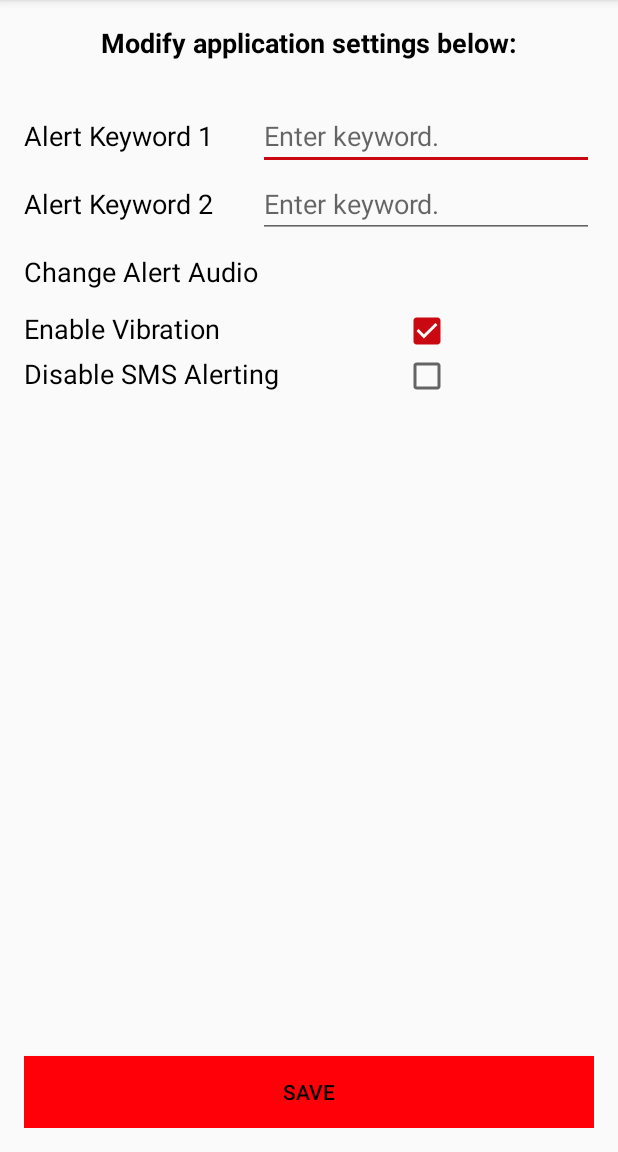
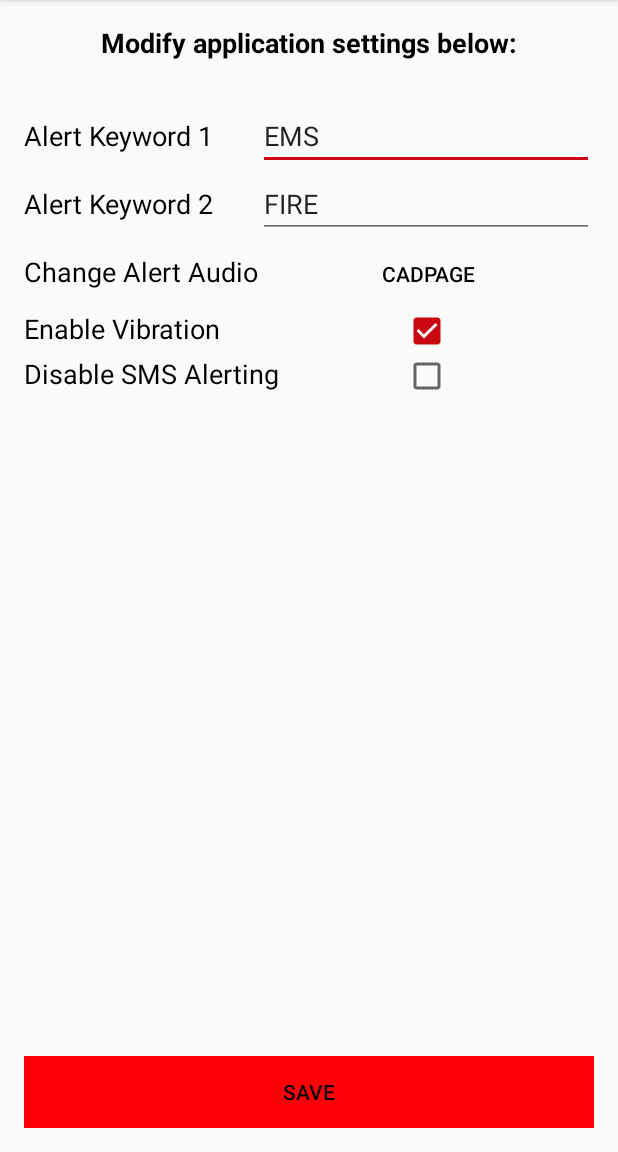
Before and after one commit to JamesIT/FiredroidPager, an Android app: the screen it shows after launch (SettingsActivity), after a tap on "Settings", on a phone screen of 412 x 824 dp, the part 84-1236 px from its top. Run offline under Robolectric (Android 15) with nearby library versions, the phone set to English and light mode, and no system bars; 3 other taps on this screen came first.

Commit message:
Major bugfixes - Multihreading, e-page alerting modifications and updates.

```diff
--- a/app/src/main/java/uk/ac/abertay/firedroidpager/MainActivity.java
+++ b/app/src/main/java/uk/ac/abertay/firedroidpager/MainActivity.java
@@ -29,11 +29,10 @@ import java.util.ArrayList;
 public class MainActivity extends AppCompatActivity implements View.OnClickListener {
 
     public static Boolean aStatus = false;
+    public static String alarmMsg;
     private static Context context;
-    private static String sms;
-    private static String alarmMsg;
     // Set/Define Audio Variable String
-    private String Audio = "";
+    private String Audio = "cadpage";
     private Boolean Vibrate = true;
     private ArrayAdapter<String> adapter;
     private ArrayList<String> SMSArray;
@@ -77,8 +76,6 @@ public class MainActivity extends AppCompatActivity implements View.OnClickListe
     @Override
     protected void onPause() {
         super.onPause();
-        // Close SQLite DB
-        SDH.close();
         // Stop & Release Audio
         if (alert != null) {
             alert.release();
@@ -143,7 +140,8 @@ public class MainActivity extends AppCompatActivity implements View.OnClickListe
         case R.id.button_clearalerts:
             // Clear SMS Alerting SQLite.
             SDH.removeDataDB();
-            new ATask().execute();
+            // Clear View
+            populateListView("");
             break;
     }
     }
@@ -179,7 +177,7 @@ public class MainActivity extends AppCompatActivity implements View.OnClickListe
         // Initialize DB Helper
         SDH = new SQLDatabaseHelper(this);
         // Get SMS Data
-        sms = result;
+        String sms = result;
         // Add SMS to adapter
         adapter.add(sms);
         // Set Adapter
@@ -193,11 +191,6 @@ public class MainActivity extends AppCompatActivity implements View.OnClickListe
 
     // Start 911 Alerting
     private void Alert911() {
-        // Add latest alert to AlertMsg - Strip by new lines. (Check first if not null - Prevent possible crash).
-        if (sms != null && !sms.trim().isEmpty()) {
-            // Get substring, all data before ]~ (Unique, less chance of an SMS containing the data).
-            alarmMsg = sms.substring(0, sms.indexOf(']')) + "]~";
-        }
         // Get Custom Alert (From Saved Preferences)
         Audio = SharedPreferencesHelper.getSharedPreferenceString(this, "AudioName", Audio);
         // Get sharedpreferences (Vibration)
@@ -280,6 +273,7 @@ public class MainActivity extends AppCompatActivity implements View.OnClickListe
             SDH = new SQLDatabaseHelper(context);
             // Get SQL Data (To String) + Close Object.
             String data = SDH.getDataDB();
+            // Close DB Helper.
             SDH.close();
             return data; // Return SMS Information to next method (onPostExecute).
         }
--- a/app/src/main/java/uk/ac/abertay/firedroidpager/SQLDatabaseHelper.java
+++ b/app/src/main/java/uk/ac/abertay/firedroidpager/SQLDatabaseHelper.java
@@ -10,11 +10,11 @@ import android.util.Log;
 
 import java.sql.Date;
 
-class SQLDatabaseHelper extends SQLiteOpenHelper {
-    public static final String COL1 = "_id";
+public class SQLDatabaseHelper extends SQLiteOpenHelper {
+
     // Define database fields
-    private static final String DATABASE_NAME = "d1ebu1g124.db";
-    private static final String TABLE_NAME = "mydroid_smsmsg";
+    private static final String DATABASE_NAME = "firedroid1337_db.db";
+    private static final String TABLE_NAME = "firedroid1337_smsmsg";
     private static final String COL2 = "MSG";
     private static final String COL3 = "TIMESTAMP";
     private static final Integer DBVER = 1;
@@ -24,23 +24,14 @@ class SQLDatabaseHelper extends SQLiteOpenHelper {
     // Define/initialize data string.
     private String datastring = "";
 
-    // Set public object and context.
     public SQLDatabaseHelper(Context context) {
         super(context,DATABASE_NAME,null,1);
     }
 
-    // Android Lifecycle - onCreate.
+    // Create Database Function - Override
     @Override
     public void onCreate(SQLiteDatabase db) {
         createDB();
-    }
-
-    // Check if DB open and close.
-    private void closeDB() {
-        if (!sdb.isOpen()) {
-            // Close Database
-            sdb.close();
-        }
     }
 
     // Check if cursor open and close.
@@ -59,9 +50,9 @@ class SQLDatabaseHelper extends SQLiteOpenHelper {
 
             @Override
             public void run() {
+                SQLiteDatabase sdb = getWritableDatabase();
                 String createTable = "CREATE TABLE " + TABLE_NAME + " (_id INTEGER PRIMARY KEY AUTOINCREMENT, " + "MSG TEXT, TIMESTAMP TEXT)";
                 sdb.execSQL(createTable);
-                closeDB();
             }
         }).start();
     }
@@ -69,13 +60,10 @@ class SQLDatabaseHelper extends SQLiteOpenHelper {
     // Upgrade Database Function - Override
     @Override
     public void onUpgrade(SQLiteDatabase db, int oldVersion, int newVersion) {
-        // Not used, if version more than 1. DROP TABLE.
-        if (DBVER > 1) {
-    db.execSQL("DROP IF TABLE EXISTS " + TABLE_NAME);
-        }
+        db.execSQL("DROP IF TABLE EXISTS " + TABLE_NAME);
     }
 
-    // Insert Database Function
+    // Insert Database Function - Override
     public void insertDataDB(final String sql1) {
         // Get date/time
         Date currentDate = new Date(System.currentTimeMillis());
@@ -83,8 +71,8 @@ class SQLDatabaseHelper extends SQLiteOpenHelper {
         // Store date - String
         final String date = s.toString();
         // Set/define writable database
-        //final SQLiteDatabase db = this.getWritableDatabase();
-        // Threading - Insert into SQL (Worker Thread).
+        final SQLiteDatabase db = this.getWritableDatabase();
+        // Multi Threading - Insert into SQL (Worker Thread).
         new Thread(new Runnable() {
 
             @Override
@@ -95,9 +83,7 @@ class SQLDatabaseHelper extends SQLiteOpenHelper {
                 contentVal.put(COL2,sql1);
                 contentVal.put(COL3,date);
                 // Insert data (To Table)
-                sdb.insert(TABLE_NAME, null, contentVal);
-                // Close DB After Insertion
-                closeDB();
+                long results = db.insert(TABLE_NAME, null, contentVal);
             }
         }).start();
     }
@@ -106,7 +92,7 @@ class SQLDatabaseHelper extends SQLiteOpenHelper {
     public String getDataDB() {
         // Initialize Cursor, set to null for now.
         Cursor data = null;
-
+        SQLiteDatabase sdb = this.getWritableDatabase();
         try {
             // Get SMS Alerts from DB into Cursor(Data). Sort by latest alerts, desc and limit to five entries.
             data = sdb.rawQuery("SELECT _id,MSG,TIMESTAMP FROM " + TABLE_NAME + " ORDER BY _id DESC LIMIT 3", null);
@@ -121,7 +107,7 @@ class SQLDatabaseHelper extends SQLiteOpenHelper {
                 while (data.moveToNext()) {
                     // Chained Buffer Append Calls.
                     buffer.append("SMS: ").append(data.getString(1)).append("\n");
-                    buffer.append("Alarm Time: ~[").append(data.getString(2)).append("]~").append("\n\n");
+                    buffer.append("Alarm Time: ").append(data.getString(2)).append("\n\n");
                     // Add data from buffer to string.
                     datastring = buffer.toString();
                 }
@@ -129,22 +115,19 @@ class SQLDatabaseHelper extends SQLiteOpenHelper {
                 Log.i(ETAG, "SQL: DATA" + datastring);
                     }
         } catch (Exception e) {
-            //TODO: http://stackoverflow.com/questions/21619618/sqlexception-error-handling-in-android
             // Debugging - Exception Handling
             Log.e(ETAG, "Exception caught " + e.getMessage());
             // Set datastring message, incase of error. Prevent further errors. (Due to null message).
             datastring = "Error! Exception " + e;
         } finally {
             closeCursor(data);
-            closeDB();
         }
-
-        // Return data
         return datastring;
     }
 
     public void removeDataDB() {
         //Threading. Remove Data from DB in worker thread.
+        final SQLiteDatabase db = this.getWritableDatabase();
         new Thread(new Runnable() {
             @Override
             public void run() {
@@ -152,7 +135,7 @@ class SQLDatabaseHelper extends SQLiteOpenHelper {
                 Cursor data = null;
                 try {
                     // Initialize cursor & Execute raw query (Delete data).
-                    data = sdb.rawQuery("DELETE FROM " + TABLE_NAME, null);
+                    data = db.rawQuery("DELETE FROM " + TABLE_NAME, null);
                     // If no data or is data log message
                     if (data.getCount() == 0) {
                         Log.i("SMS", "SQL: No Data To Delete.");
@@ -163,11 +146,11 @@ class SQLDatabaseHelper extends SQLiteOpenHelper {
                     // Debugging - Exception Handling
                     Log.e(ETAG, "Exception caught " + e.getMessage());
                 } finally {
-                    closeCursor(data);
-                    closeDB();
+                    // Close DB Cursor - Prevents possible NullPointerException (Assert).
+                    assert data != null;
+                    data.close();
                 }
             }
         }).start();
     }
-
 }
--- a/app/src/main/java/uk/ac/abertay/firedroidpager/SettingsActivity.java
+++ b/app/src/main/java/uk/ac/abertay/firedroidpager/SettingsActivity.java
@@ -20,9 +20,9 @@ public class SettingsActivity extends AppCompatActivity implements View.OnClickL
     private CheckBox disableappcb;
     private EditText editalert1;
     private EditText editalert2;
-    private String Alert1 = "";
-    private String Alert2 = "";
-    private String Audio = "";
+    private String Alert1 = "EMS";
+    private String Alert2 = "FIRE";
+    private String Audio = "cadpage";
     private Boolean Vibrate = true;
     private Integer VibrateM = 1;
     private Boolean DisableApp = false;
@@ -85,8 +85,9 @@ public class SettingsActivity extends AppCompatActivity implements View.OnClickL
                 DisableApp = disableappcb.isChecked();
                 Audio = setaudio.getText().toString();
                 VibrateM = 1;
+
+                try {
                     // Check strings for null data, log/error if null data.
-                // TODO: Add try/catch and toast error handling (sharedprefs). Load+Save.
                     if (Alert1 != null && !Alert1.isEmpty() || Alert2 != null && !Alert2.isEmpty()) {
                         SharedPreferencesHelper.setSharedPreferenceString(this, "AlertKey1", Alert1);
                         SharedPreferencesHelper.setSharedPreferenceString(this, "AlertKey2", Alert2);
@@ -99,6 +100,17 @@ public class SettingsActivity extends AppCompatActivity implements View.OnClickL
                         Toast.makeText(getApplicationContext(), "ERROR: No Data Entered. Enter Keywords", Toast.LENGTH_LONG).show();
                         Log.i("Settings", "SettingsActivity - " + "Error - No Data!!");
                     }
+                } catch (Exception e) {
+                    // Debugging - Exception Handling
+                    String ETAG = "SettingsActivity: ";
+                    Log.e(ETAG, "Exception caught " + e.getMessage());
+                    // Reset Settings - Incase of Exception.
+                    Alert1 = "FIRE";
+                    Alert2 = "EMS";
+                    Vibrate = true;
+                    DisableApp = false;
+                }
+
                 break;
             case R.id.button_setaudio:
                 // Prevent null error message. Set viewgroup.
@@ -115,7 +127,6 @@ public class SettingsActivity extends AppCompatActivity implements View.OnClickL
             default:
                 break;
         }
-
     }
 
     public void onRadioButtonClicked(View view) {
```
Also changed, not shown: app/src/main/java/uk/ac/abertay/firedroidpager/SMSListenerHelper.java (+15 -7 lines). Lines whose indentation alone changed are shown as unchanged.
